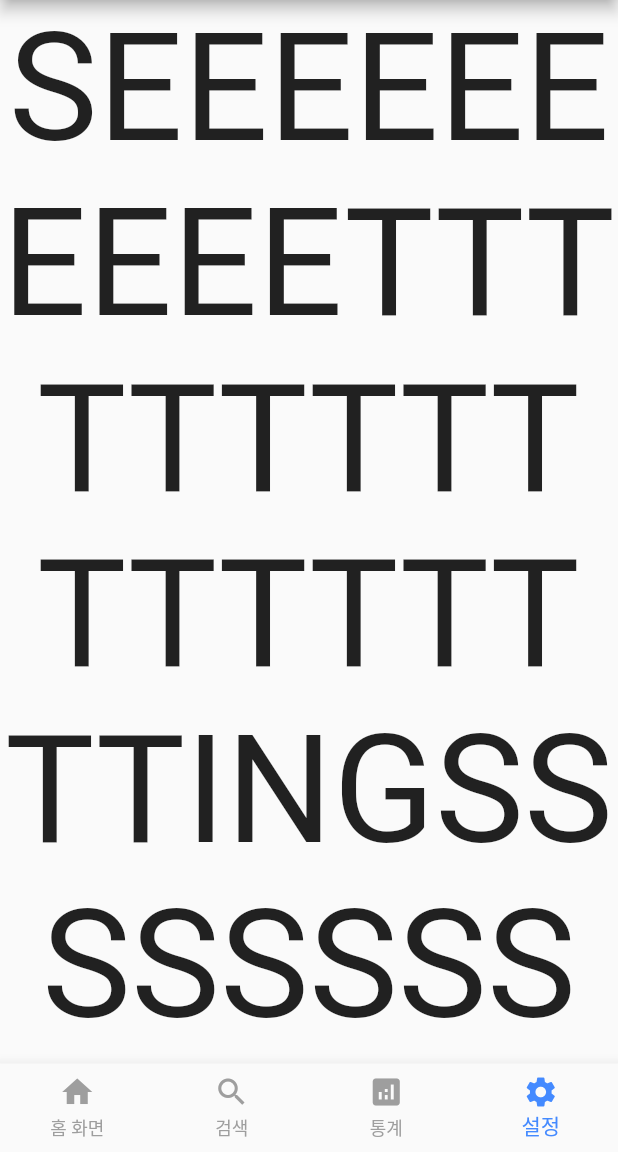
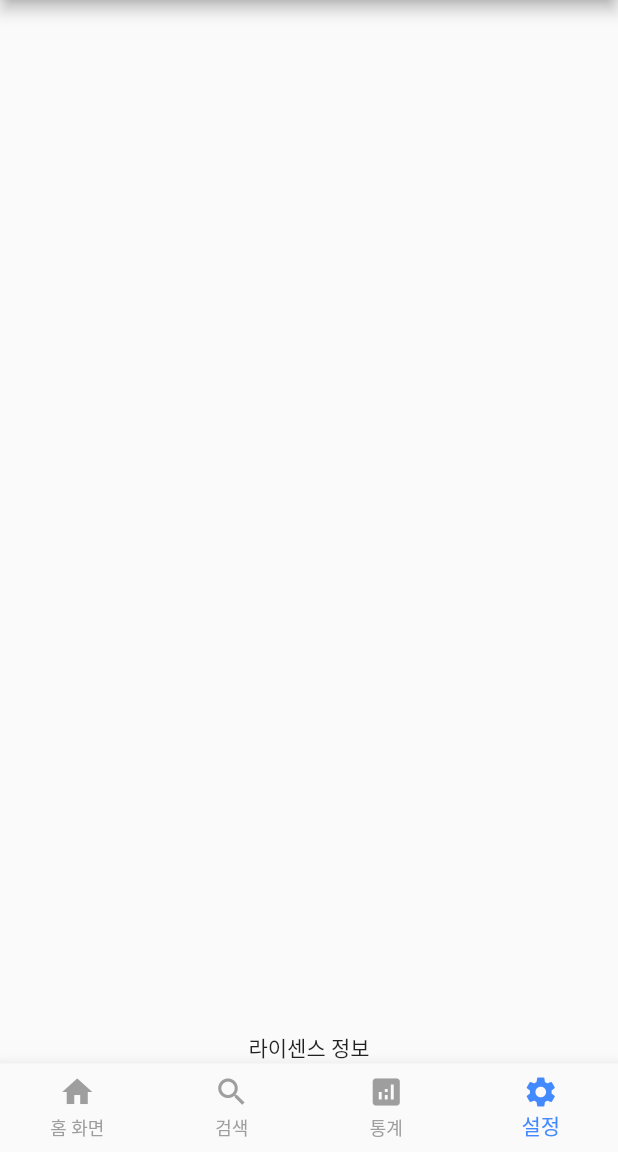
Before and after one commit to 2023-2-CAU-AI-MP-TeamProject/book_juk, a Flutter app: the screen it shows after launch, item 4 of the bottom bar chosen, on a phone screen of 412 x 824 dp, the part 84-1236 px from its top. Run offline on Flutter 3.47's test engine with Material 2 defaults, Android fonts, the phone set to English and light mode, and no system bars.

Commit message:
JM202311131517

```diff
--- a/lib/main.dart
+++ b/lib/main.dart
@@ -130,12 +130,16 @@ class StatisticsPage extends StatelessWidget {
 class SettingPage extends StatelessWidget {
   @override
   Widget build(BuildContext context) {
-    return Text(
-      "SEEEEEEEEEETTTTTTTTTTTTTTTTTINGSSSSSSSSS!!!!!!!",
-      style: TextStyle(
-          fontSize: 100
+    return Center(
+      child: Column(
+        children: [
+          Container(),
+          Container(),
+          Container(),
+          Spacer(),
+          Text("라이센스 정보"),
+        ],
       ),
-      textAlign: TextAlign.center,
     );
   }
 }
```
